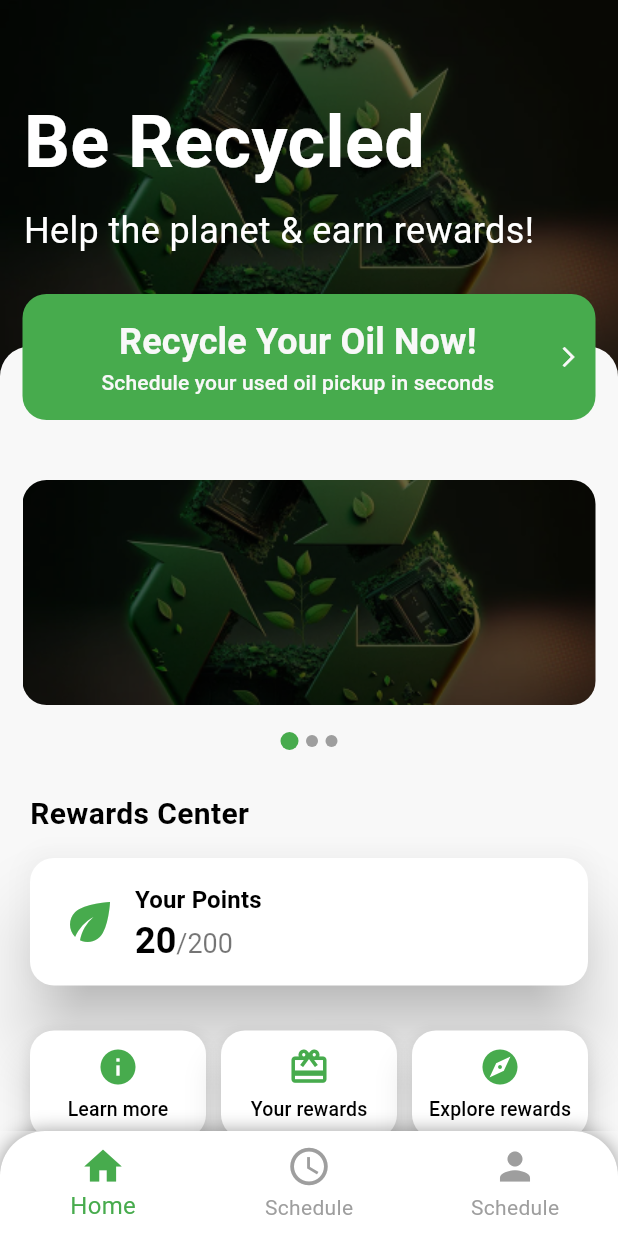
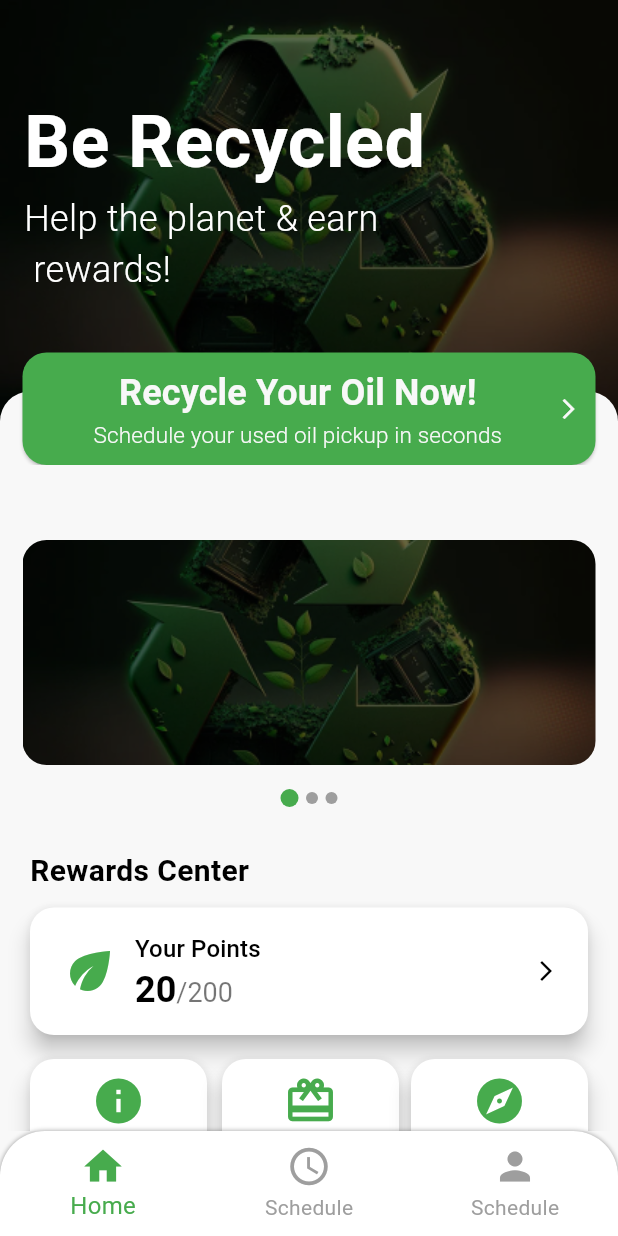
Before and after one commit to S3dwi/Green-Oil, a Flutter app: the screen it shows after launch, on a phone screen of 412 x 824 dp. Run offline on Flutter 3.47's test engine with Material 3 defaults, Android fonts, the phone set to English and light mode, and no system bars; drawn by our look-alikes of carousel_slider.

Commit message:
Style Improvments.
adding color variables in the theme. improve the spacing between sections and components, size of icons/font and the style of the shadow.

```diff
--- a/green_oil/lib/home_screen/clickable_cards.dart
+++ b/green_oil/lib/home_screen/clickable_cards.dart
@@ -25,21 +25,22 @@ class ClickableCards extends StatelessWidget {
             borderRadius: BorderRadius.circular(16), // Rounded edges
           ),
           shadowColor: Colors.black, // Shadow color
-          elevation: 10, // Shadow elevation
+          elevation: 6, // Shadow elevation
         ),
         child: Column(
           children: [
             Icon(
               icon,
               color: Theme.of(context).primaryColor,
-              size: 28, // Same larger icon size
+              size: 36, // Same larger icon size
             ),
-            const SizedBox(height: 5),
+            const SizedBox(height: 6),
             Text(
               label,
               style: const TextStyle(
                 fontSize: 13, // Slightly increased font size
                 color: Colors.black,
+                fontWeight: FontWeight.w500,
               ),
             ),
           ],
--- a/green_oil/lib/home_screen/home_screen.dart
+++ b/green_oil/lib/home_screen/home_screen.dart
@@ -17,7 +17,7 @@ class HomeScreen extends StatelessWidget {
             // Recycle Button section
             SizedBox(
               width: double.infinity,
-              height: 280, // Same vertical size as before
+              height: 310, // Same vertical size as before
               child: Stack(
                 children: [
                   Image.asset(
@@ -39,16 +39,17 @@ class HomeScreen extends StatelessWidget {
                             fontSize: 48,
                             fontWeight: FontWeight.bold,
                           ),
-                          textAlign: TextAlign.center,
+                          textAlign: TextAlign.left,
                         ),
-                        SizedBox(height: 8),
+                        SizedBox(height: 0),
                         Text(
-                          'Help the planet & earn rewards!',
+                          'Help the planet & earn \n rewards!',
                           style: TextStyle(
                             color: Colors.white,
                             fontSize: 24,
+                            fontWeight: FontWeight.w300,
                           ),
-                          textAlign: TextAlign.center,
+                          textAlign: TextAlign.left,
                         ),
                       ],
                     ),
@@ -80,7 +81,7 @@ class HomeScreen extends StatelessWidget {
             ),
 
             const SizedBox(
-              height: 40,
+              height: 50,
             ),
 
             // Image Carousel
@@ -111,7 +112,7 @@ class HomeScreen extends StatelessWidget {
 
             // Reduced space between title and "Your Points"
             const SizedBox(
-              height: 15,
+              height: 10,
             ),
 
             // "Your Points" button with full width and contents aligned to the left
@@ -122,7 +123,7 @@ class HomeScreen extends StatelessWidget {
 
             // // Reduced space between "Your Points" and the buttons
             const SizedBox(
-              height: 30,
+              height: 16,
             ),
 
             // // Three buttons taking up full width
@@ -135,7 +136,7 @@ class HomeScreen extends StatelessWidget {
                   ClickableCards(
                     onPressed: () {},
                     icon: Icons.info,
-                    label: 'Learn more',
+                    label: 'Learn More',
                   ),
 
                   const SizedBox(width: 10), // Spacing between buttons
@@ -143,15 +144,15 @@ class HomeScreen extends StatelessWidget {
                   ClickableCards(
                     onPressed: () {},
                     icon: Icons.card_giftcard,
-                    label: 'Your rewards',
+                    label: 'Your Rewards',
                   ),
 
-                  const SizedBox(width: 10), // Spacing between buttons
+                  const SizedBox(width: 8), // Spacing between buttons
 
                   ClickableCards(
                     onPressed: () {},
                     icon: Icons.explore,
-                    label: 'Explore rewards',
+                    label: 'Explore Rewards',
                   ),
                 ],
               ),
--- a/green_oil/lib/home_screen/image_carousel.dart
+++ b/green_oil/lib/home_screen/image_carousel.dart
@@ -57,7 +57,7 @@ class _ImageCarouselState extends State<ImageCarousel> {
             scrollDirection: Axis.horizontal,
           ),
         ),
-        const SizedBox(height: 10),
+        const SizedBox(height: 8),
         // Indicators
         Row(
           mainAxisAlignment: MainAxisAlignment.center,
--- a/green_oil/lib/home_screen/point_button.dart
+++ b/green_oil/lib/home_screen/point_button.dart
@@ -16,22 +16,29 @@ class _PointButtonState extends State<PointButton> {
       onPressed: () {},
       style: TextButton.styleFrom(
         backgroundColor: Colors.white,
-        elevation: 20,
+        elevation: 6,
         shadowColor: Colors.black,
         shape: RoundedRectangleBorder(
           borderRadius: BorderRadius.circular(16),
         ),
-        padding: const EdgeInsets.fromLTRB(20, 16, 187, 16),
+        padding: const EdgeInsets.fromLTRB(
+            20, 16, 20, 16), // Adjusted padding to balance the arrow icon
       ),
       child: Row(
+        mainAxisAlignment: MainAxisAlignment
+            .spaceBetween, // Ensure the icon is aligned to the far right
+        children: [
+          // Icon and Text on the left
+          Row(
             crossAxisAlignment: CrossAxisAlignment.center,
             children: [
               Icon(
                 Icons.eco, // Leaf icon
                 color: Theme.of(context).primaryColor,
-            size: 40, // Increased icon size
+                size: 40, // Icon size
               ),
-          const SizedBox(width: 10), // Spacing between the icon and the text
+              const SizedBox(
+                  width: 10), // Spacing between the icon and the text
               Column(
                 crossAxisAlignment:
                     CrossAxisAlignment.start, // Aligns text to the left
@@ -40,7 +47,7 @@ class _PointButtonState extends State<PointButton> {
                     'Your Points',
                     style: TextStyle(
                       fontSize: 16, // Slightly larger for emphasis
-                  fontWeight: FontWeight.bold, // Bold black text
+                      fontWeight: FontWeight.w500,
                       color: Colors.black,
                     ),
                   ),
@@ -71,25 +78,15 @@ class _PointButtonState extends State<PointButton> {
               ),
             ],
           ),
+
+          // Arrow icon on the right
+          const Icon(
+            Icons.arrow_forward_ios,
+            color: Colors.black, // You can adjust the color if needed
+            size: 16, // Same size as in RecycleButton
+          ),
+        ],
+      ),
     );
   }
 }
-
-//     Container(
-//       margin: const EdgeInsets.symmetric(horizontal: 20),
-//       padding: const EdgeInsets.all(12),
-//       width: double.infinity, // Full width of the screen
-//       decoration: BoxDecoration(
-//         color: Colors.white,
-//         borderRadius: BorderRadius.circular(16),
-//         boxShadow: [
-//           BoxShadow(
-//             color: Colors.grey.withOpacity(0.5), // Increased shadow opacity
-//             spreadRadius: 4, // Increased spread radius
-//             blurRadius: 8, // Increased blur radius
-//             offset: const Offset(0, 4), // Adjusted shadow position
-//           ),
-//         ],
-//       ),
-
-//     );
--- a/green_oil/lib/home_screen/recycle_button.dart
+++ b/green_oil/lib/home_screen/recycle_button.dart
@@ -5,17 +5,20 @@ class RecycleButton extends StatelessWidget {
 
   @override
   Widget build(BuildContext context) {
-    return TextButton(
+    return ElevatedButton(
       onPressed: () {},
-      style: TextButton.styleFrom(
+      style: ElevatedButton.styleFrom(
         shape: RoundedRectangleBorder(
           borderRadius: BorderRadius.circular(16),
         ),
         backgroundColor: Theme.of(context).primaryColor,
         padding: const EdgeInsets.symmetric(
-          vertical: 15,
+          vertical: 10,
           horizontal: 10,
         ),
+        //shadow looks only apply horizontally, need to improve
+        // elevation: 6, // This adds the shadow
+        // shadowColor: Colors.black.withOpacity(0.9), // Shadow color
       ),
       child: const Row(
         mainAxisAlignment: MainAxisAlignment.spaceBetween,
@@ -36,7 +39,8 @@ class RecycleButton extends StatelessWidget {
                 "Schedule your used oil pickup in seconds",
                 style: TextStyle(
                   color: Color(0xFFF8F8F8),
-                  fontSize: 14,
+                  fontSize: 15,
+                  fontWeight: FontWeight.w300,
                 ),
               ),
             ],
--- a/green_oil/lib/main.dart
+++ b/green_oil/lib/main.dart
@@ -5,7 +5,10 @@ import 'package:green_oil/tabs.dart';
 final theme = ThemeData(
   useMaterial3: true,
   scaffoldBackgroundColor: const Color(0xFFF8F8F8),
-  primaryColor: const Color(0xFF47AB4D),
+  cardColor: const Color(0xFFFFFFFF),
+  primaryColor: const Color(
+      0xFF47AB4D), // Primary color used for elements like buttons and icon.
+  disabledColor: const Color(0xFFA9A9AC),
 );
 
 void main() {
--- a/green_oil/lib/tabs.dart
+++ b/green_oil/lib/tabs.dart
@@ -43,7 +43,7 @@ class _TabsState extends State<Tabs> {
             BoxShadow(
               color: Colors.black38,
               spreadRadius: 0,
-              blurRadius: 10,
+              blurRadius: 2,
             ),
           ],
         ),
--- a/green_oil/pubspec.yaml
+++ b/green_oil/pubspec.yaml
@@ -64,6 +64,7 @@ flutter:
     - assets/images/splash_img.png
     - assets/icon/logo.png
 
+
   # An image asset can refer to one or more resolution-specific "variants", see
   # https://flutter.dev/to/resolution-aware-images
 
```
Also changed, not shown: green_oil/lib/oil_type/oil_type.dart (added), 6 other files. Lines whose indentation alone changed are shown as unchanged.
